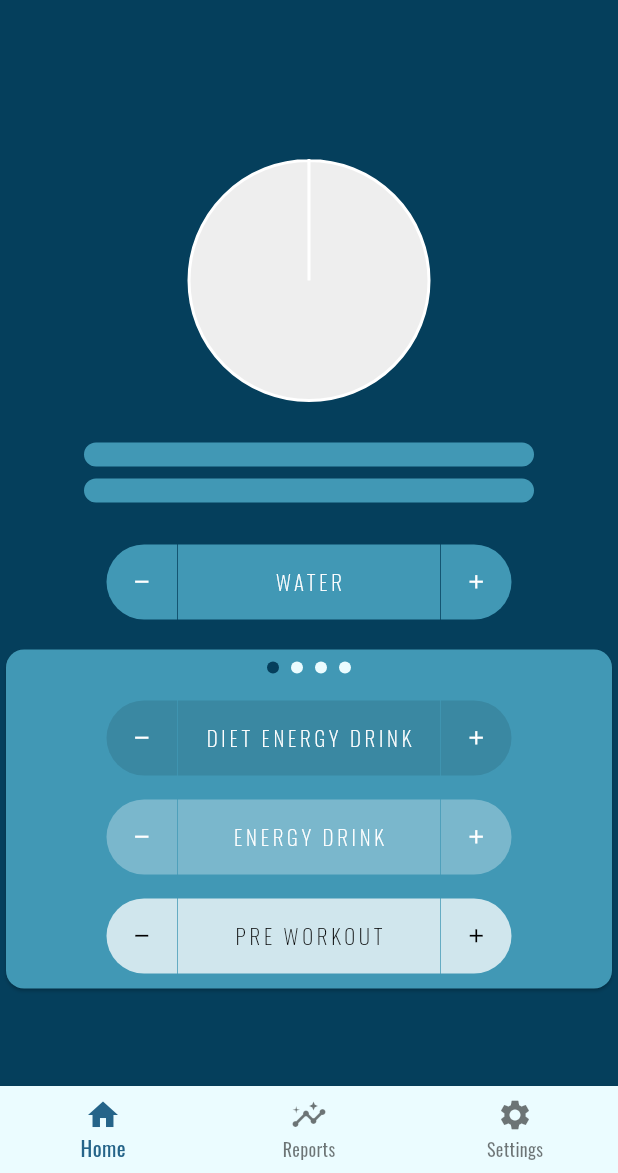
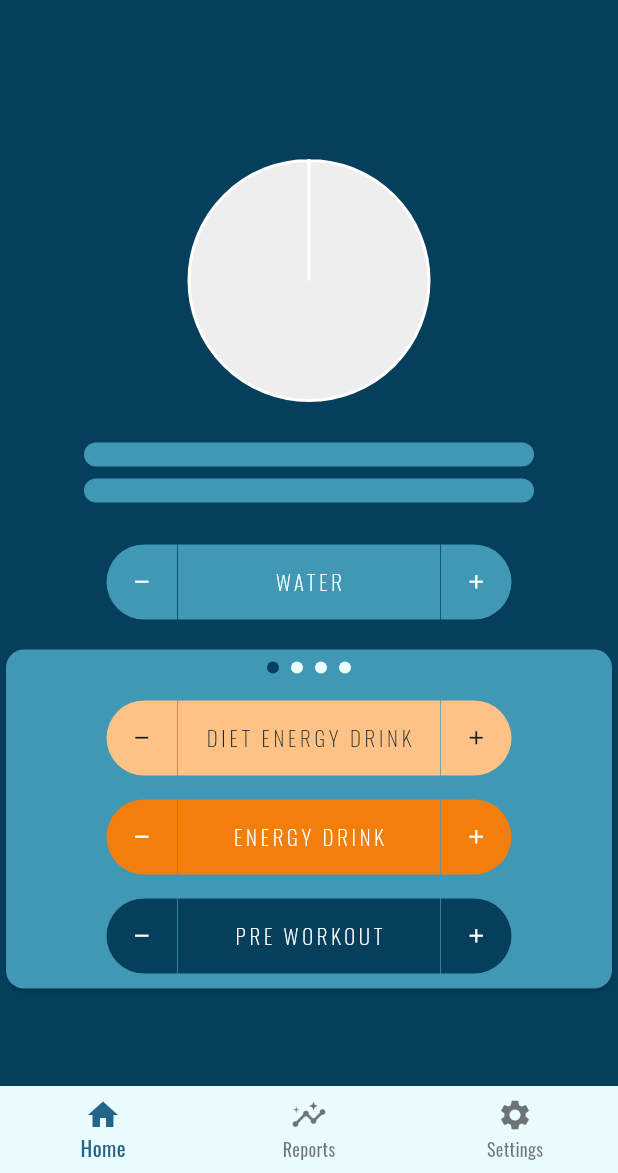
Before and after one commit to swsvindland/water_track, a Flutter app: the HomePageMobile screen opened directly, on a phone screen of 412 x 824 dp, the part 63-1236 px from its top. Run offline on Flutter 3.47's test engine with Material 2 defaults, Android fonts, the light colour scheme and no system bars; drawn by our look-alikes of carousel_slider, flutter_animation_progress_bar; our stand-ins replace charts_flutter, cloud_firestore, firebase_auth, firebase_core, firebase_messaging, google_fonts and 3 more; missing offline and left inert: firebase_app_check, os_detect; accounts and stored records are empty; generated files the repository leaves out were written again; network calls fail.

Commit message:
update drinks colors and add juice

```diff
--- a/lib/l10n/app_ar.arb
+++ b/lib/l10n/app_ar.arb
@@ -12,6 +12,7 @@
   "dietEnergyDrink": "مشروب طاقة دايت",
   "soda": "مشروب غازي",
   "dietSoda": "دايت صودا",
+  "juice": "عصير",
   "milk": "لبن",
   "total": "المجموع",
   "breakdown": "انفصال",
--- a/lib/l10n/app_de.arb
+++ b/lib/l10n/app_de.arb
@@ -12,6 +12,7 @@
   "dietEnergyDrink": "Diät-Energy-Drink",
   "soda": "Sprudel",
   "dietSoda": "Diät-Soda",
+  "juice": "Saft",
   "milk": "Milch",
   "total": "Gesamt",
   "breakdown": "Abbauen",
--- a/lib/l10n/app_en.arb
+++ b/lib/l10n/app_en.arb
@@ -11,6 +11,7 @@
     "dietEnergyDrink": "Diet Energy Drink",
     "soda": "Soda",
     "dietSoda": "Diet Soda",
+    "juice": "Juice",
     "milk": "Milk",
     "total": "Total",
     "breakdown": "Breakdown",
--- a/lib/l10n/app_es.arb
+++ b/lib/l10n/app_es.arb
@@ -12,6 +12,7 @@
   "dietEnergyDrink": "Bebida energética dietética",
   "soda": "soda",
   "dietSoda": "Refresco de dieta",
+  "juice": "Jugo",
   "milk": "Leche",
   "total": "Total",
   "breakdown": "Desglose",
@@ -20,7 +21,7 @@
   "drinkSize": "Tamaño de bebida",
   "imperial": "Imperial",
   "metric": "Métrico",
-  "waterGoalField": "Ingrese el objetivo diario de agua",
+  "waterGoalField": "Ingrese la meta diaria de agua",
   "fluidGoalField": "Introduzca el objetivo de líquidos diario",
   "drinkSizeField": "Ingrese el tamaño de su bebida",
   "reminderNotification": "Notificación de recordatorio",
--- a/lib/l10n/app_fr.arb
+++ b/lib/l10n/app_fr.arb
@@ -12,6 +12,7 @@
   "dietEnergyDrink": "Boisson énergisante diététique",
   "soda": "Un soda",
   "dietSoda": "Soda sans sucres",
+  "juice": "Jus",
   "milk": "Du lait",
   "total": "Total",
   "breakdown": "Panne",
--- a/lib/l10n/app_hi.arb
+++ b/lib/l10n/app_hi.arb
@@ -12,6 +12,7 @@
   "dietEnergyDrink": "डाइट एनर्जी ड्रिंक",
   "soda": "सोडा",
   "dietSoda": "आहार सोडा",
+  "juice": "रस",
   "milk": "दूध",
   "total": "कुल",
   "breakdown": "टूट - फूट",
--- a/lib/l10n/app_it.arb
+++ b/lib/l10n/app_it.arb
@@ -12,6 +12,7 @@
   "dietEnergyDrink": "Bevanda energetica dietetica",
   "soda": "Bibita",
   "dietSoda": "Bevanda dietetica",
+  "juice": "Succo",
   "milk": "Latte",
   "total": "Totale",
   "breakdown": "Guasto",
--- a/lib/l10n/app_ko.arb
+++ b/lib/l10n/app_ko.arb
@@ -12,6 +12,7 @@
   "dietEnergyDrink": "다이어트 에너지 드링크",
   "soda": "탄산 음료",
   "dietSoda": "다이어트 소다",
+  "juice": "주스",
   "milk": "우유",
   "total": "총",
   "breakdown": "고장",
--- a/lib/l10n/app_pt.arb
+++ b/lib/l10n/app_pt.arb
@@ -12,6 +12,7 @@
   "dietEnergyDrink": "Bebida energética dietética",
   "soda": "Refrigerante",
   "dietSoda": "Refrigerante diet",
+  "juice": "Suco",
   "milk": "Leite",
   "total": "Total",
   "breakdown": "Discriminação",
--- a/lib/l10n/app_zh.arb
+++ b/lib/l10n/app_zh.arb
@@ -12,6 +12,7 @@
   "dietEnergyDrink": "饮食能量饮料",
   "soda": "苏打",
   "dietSoda": "无糖汽水",
+  "juice": "果汁",
   "milk": "牛奶",
   "total": "全部的",
   "breakdown": "分解",
--- a/lib/models/drink.dart
+++ b/lib/models/drink.dart
@@ -8,6 +8,7 @@ class Drinks {
   int sparklingWater;
   int soda;
   int dietSoda;
+  int juice;
   int energyDrink;
   int dietEnergyDrink;
   int preWorkout;
@@ -23,6 +24,7 @@ class Drinks {
     required this.sparklingWater,
     required this.soda,
     required this.dietSoda,
+    required this.juice,
     required this.energyDrink,
     required this.dietEnergyDrink,
     required this.preWorkout,
@@ -40,6 +42,7 @@ class Drinks {
         sparklingWater: 0,
         soda: 0,
         dietSoda: 0,
+        juice: 0,
         energyDrink: 0,
         dietEnergyDrink: 0,
         preWorkout: 0,
@@ -58,6 +61,7 @@ class Drinks {
         sparklingWater: data['sparklingWater'] ?? 0,
         soda: data['soda'] ?? 0,
         dietSoda: data['dietSoda'] ?? 0,
+        juice: data['juice'] ?? 0,
         energyDrink: data['energyDrink'] ?? 0,
         dietEnergyDrink: data['dietEnergyDrink'] ?? 0,
         preWorkout: data['preWorkout'] ?? 0,
@@ -76,6 +80,7 @@ class Drinks {
       'sparklingWater': data.sparklingWater,
       'soda': data.soda,
       'dietSoda': data.dietSoda,
+      'juice': data.juice,
       'energyDrink': data.energyDrink,
       'dietEnergyDrink': data.dietEnergyDrink,
       'preWorkout': data.preWorkout,
@@ -120,6 +125,11 @@ class Drinks {
       case 'dietSoda':
         {
           dietSoda += value;
+        }
+        break;
+      case 'juice':
+        {
+          juice += value;
         }
         break;
       case 'energyDrink':
@@ -208,6 +218,14 @@ class Drinks {
           }
         }
         break;
+      case 'juice':
+        {
+          juice -= value;
+          if (juice < 0) {
+            juice = 0;
+          }
+        }
+        break;
       case 'energyDrink':
         {
           energyDrink -= value;
--- a/lib/utils/constants.dart
+++ b/lib/utils/constants.dart
@@ -23,20 +23,21 @@ const ternary = Color(0xffFFEECD);
 const ternaryDark = Color(0xffFCD78F);
 
 const water = primary;
-const sparklingWater = Color(0xFF071C26);
-const sportsDrink = Color(0xFF0D394F);
-const dietSportsDrink = Color (0xFF155E83);
+const sparklingWater = Color(0xff70C9E8);
+const sportsDrink = Color(0xffFFDA93);
+const dietSportsDrink = Color (0xffFFF3DA);
 
-const coffee = Color(0xFF562B00);
-const tea = Color(0xFFA95500);
-const milk = Color(0xFFFCF7F3);
+const coffee = Color(0xffBD5F00);
+const tea = Color(0xffFFC249);
+const milk = Color(0xffEBFCFF);
 
-const soda = Color(0xFFD18F4D);
-const dietSoda = Color(0xFFEFD7C0);
+const soda = Color(0xff276D8F);
+const dietSoda = Color(0xff9FE7F5);
+const juice = Color(0xffFFA800);
 
-const preWorkout = Color(0xFFD0E6ED);
-const energyDrink = Color(0xFF7AB7CC);
-const dietEnergyDrink = Color(0xFF3A88A2);
+const preWorkout = Color(0xff053F5C);
+const energyDrink = Color(0xffF27F0C);
+const dietEnergyDrink = Color(0xffFFC286);
 
 const textPrimary = Color(0xFF071C26);
 const textSecondary = Color(0xFF666666);
--- a/lib/widgets/buttons/buttons.dart
+++ b/lib/widgets/buttons/buttons.dart
@@ -1,4 +1,3 @@
-import 'package:carousel_slider/carousel_slider.dart';
 import 'package:firebase_auth/firebase_auth.dart';
 import 'package:flutter/material.dart';
 import 'package:provider/provider.dart';
@@ -43,6 +42,7 @@ class Buttons extends StatelessWidget {
         DrinkButton(
             title: AppLocalizations.of(context)!.sparklingWater,
             color: sparklingWater,
+            textColor: textPrimary,
             inc: () => incDrink(user, drinks, 'sparklingWater', graphAnimation,
                 preferences.drinkSize),
             dec: () => decDrink(user, drinks, 'sparklingWater', graphAnimation,
@@ -51,6 +51,7 @@ class Buttons extends StatelessWidget {
         DrinkButton(
             title: AppLocalizations.of(context)!.sportsDrink,
             color: sportsDrink,
+            textColor: textPrimary,
             inc: () => incDrink(user, drinks, 'sportsDrink', graphAnimation,
                 preferences.drinkSize),
             dec: () => decDrink(user, drinks, 'sportsDrink', graphAnimation,
@@ -59,6 +60,7 @@ class Buttons extends StatelessWidget {
         DrinkButton(
             title: AppLocalizations.of(context)!.dietSportsDrink,
             color: dietSportsDrink,
+            textColor: textPrimary,
             inc: () => incDrink(user, drinks, 'dietSportsDrink', graphAnimation,
                 preferences.drinkSize),
             dec: () => decDrink(user, drinks, 'dietSportsDrink', graphAnimation,
@@ -117,6 +119,15 @@ class Buttons extends StatelessWidget {
                 preferences.drinkSize),
             dec: () => decDrink(user, drinks, 'dietSoda', graphAnimation,
                 preferences.drinkSize)),
+      const SizedBox(height: 16),
+      DrinkButton(
+          title: AppLocalizations.of(context)!.juice,
+          color: juice,
+          textColor: Colors.black,
+          inc: () => incDrink(user, drinks, 'juice', graphAnimation,
+              preferences.drinkSize),
+          dec: () => decDrink(user, drinks, 'juice', graphAnimation,
+              preferences.drinkSize)),
       ],
     );
 
@@ -127,6 +138,7 @@ class Buttons extends StatelessWidget {
         DrinkButton(
             title: AppLocalizations.of(context)!.dietEnergyDrink,
             color: dietEnergyDrink,
+            textColor: textPrimary,
             inc: () => incDrink(user, drinks, 'dietEnergyDrink', graphAnimation,
                 preferences.drinkSize),
             dec: () => decDrink(user, drinks, 'dietEnergyDrink', graphAnimation,
@@ -143,7 +155,6 @@ class Buttons extends StatelessWidget {
         DrinkButton(
             title: AppLocalizations.of(context)!.preWorkout,
             color: preWorkout,
-            textColor: Colors.black,
             inc: () => incDrink(user, drinks, 'preWorkout', graphAnimation,
                 preferences.drinkSize),
             dec: () => decDrink(user, drinks, 'preWorkout', graphAnimation,
--- a/lib/widgets/graph.dart
+++ b/lib/widgets/graph.dart
@@ -22,6 +22,7 @@ class Graph extends StatelessWidget {
                 drinks.sparklingWater +
                 drinks.soda +
                 drinks.dietSoda +
+                drinks.juice +
                 drinks.sportsDrink +
                 drinks.dietSportsDrink ==
             0
@@ -38,6 +39,7 @@ class Graph extends StatelessWidget {
       GraphDrinks('Milk', drinks.milk, milk),
       GraphDrinks('Soda', drinks.soda, ternary),
       GraphDrinks('Diet Soda', drinks.dietSoda, dietSoda),
+      GraphDrinks('Juice', drinks.juice, juice),
       GraphDrinks('Energy Drink', drinks.energyDrink, energyDrink),
       GraphDrinks('Diet Energy Drink', drinks.dietEnergyDrink, dietEnergyDrink),
       GraphDrinks('Pre Workout', drinks.preWorkout, preWorkout),
@@ -87,7 +89,8 @@ class Graph extends StatelessWidget {
               displayText: preferences.unit == 'imperial'
                   ? AppLocalizations.of(context)!.reportOfWaterOz
                   : AppLocalizations.of(context)!.reportOfWaterMl,
-              displayTextStyle: GoogleFonts.quicksand(color: background, fontSize: 12, letterSpacing: 1),
+              displayTextStyle: GoogleFonts.quicksand(
+                  color: background, fontSize: 12, letterSpacing: 1),
               backgroundColor: primary,
               progressColor: primaryLight,
             ),
@@ -108,12 +111,14 @@ class Graph extends StatelessWidget {
                   drinks.sparklingWater +
                   drinks.soda +
                   drinks.dietSoda +
+                  drinks.juice +
                   drinks.sportsDrink +
                   drinks.dietSportsDrink.toDouble(),
               displayText: preferences.unit == 'imperial'
                   ? AppLocalizations.of(context)!.reportOfDrinkOz
                   : AppLocalizations.of(context)!.reportOfDrinkMl,
-              displayTextStyle: GoogleFonts.quicksand(color: background, fontSize: 12, letterSpacing: 1),
+              displayTextStyle: GoogleFonts.quicksand(
+                  color: background, fontSize: 12, letterSpacing: 1),
               backgroundColor: primary,
               progressColor: primaryLight,
             ),
--- a/lib/widgets/report_card.dart
+++ b/lib/widgets/report_card.dart
@@ -60,6 +60,7 @@ class ReportCard extends StatelessWidget {
                     drink.sparklingWater +
                     drink.soda +
                     drink.dietSoda +
+                    drink.juice +
                     drink.sportsDrink +
                     drink.dietSportsDrink.toDouble(),
                 displayText: preferences.unit == 'imperial' ? AppLocalizations.of(context)!.reportOfDrinkOz : AppLocalizations.of(context)!.reportOfDrinkMl,
```
Also changed, not shown: lib/l10n/app_ja.arb (+11 -10 lines), lib/l10n/app_no.arb (deleted, +0 -47 lines), lib/l10n/app_ru.arb (deleted, +0 -47 lines).
